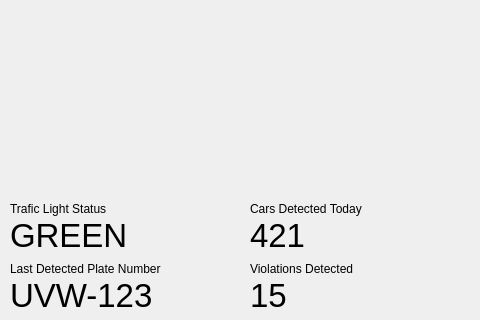
Old version of the form user_interface/DetectionView.ui in the repository laureanray/traffic-violation-detection-system-final; both pictures show x 0 to 480 and y 380 to 700 of the 980 by 700 pixel window.
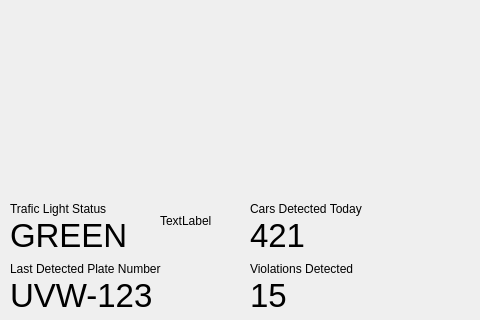
New version of the form.

Commit message: Added ROI for traffic

Diff of the .ui file:
```diff
--- a/user_interface/DetectionView.ui
+++ b/user_interface/DetectionView.ui
@@ -101,7 +101,7 @@
     <rect>
      <x>10</x>
      <y>600</y>
-     <width>161</width>
+     <width>141</width>
      <height>31</height>
     </rect>
    </property>
@@ -233,6 +233,19 @@
     <string>TextLabel</string>
    </property>
   </widget>
+  <widget class="QLabel" name="trafficLight">
+   <property name="geometry">
+    <rect>
+     <x>160</x>
+     <y>570</y>
+     <width>61</width>
+     <height>61</height>
+    </rect>
+   </property>
+   <property name="text">
+    <string>TextLabel</string>
+   </property>
+  </widget>
  </widget>
  <resources/>
  <connections/>
```
The commit also changes 2 other files.
